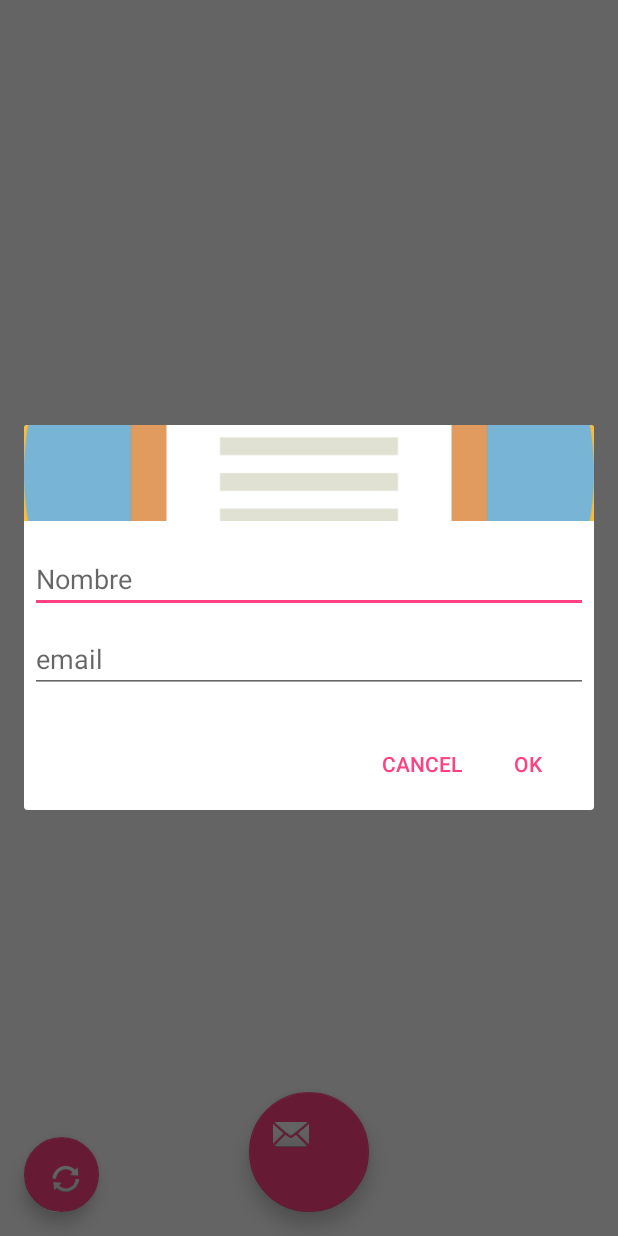
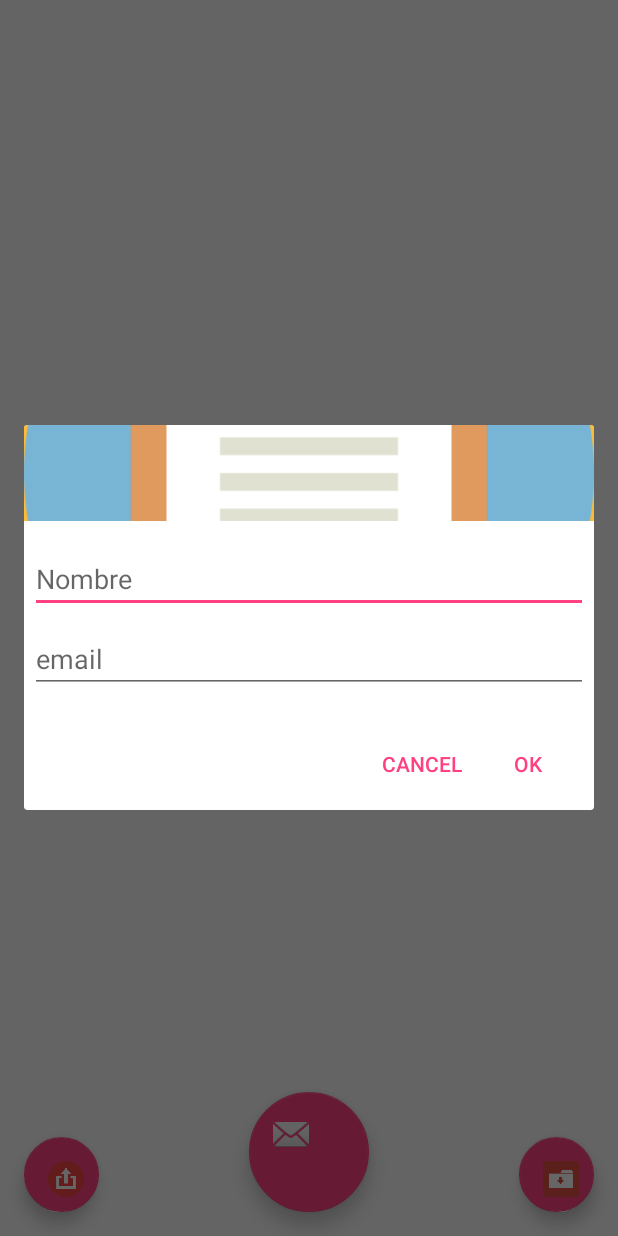
Before and after one commit to interamaster/CopyEmails, an Android app: the screen it shows after launch (MainActivity), after a tap on an icon or button, on a phone screen of 412 x 824 dp. Run offline under Robolectric (Android 15) with nearby library versions, the phone set to English and light mode, and no system bars.

Commit message:
añadido import de database previamenter exportada

```diff
--- a/app/src/main/java/com/mio/jrdv/copyemails/MainActivity.java
+++ b/app/src/main/java/com/mio/jrdv/copyemails/MainActivity.java
@@ -50,6 +50,8 @@ import static android.Manifest.permission.READ_EXTERNAL_STORAGE;
 import static android.Manifest.permission.WRITE_EXTERNAL_STORAGE;
 
 //v1.0 v1 final con acceso a datos de uso para poder volver a la app anterior y exportar db a downloads
+//v1.1 final ya funciona el import¡¡¡
+
 
 public class MainActivity extends ListActivity {
 
@@ -60,7 +62,6 @@ public class MainActivity extends ListActivity {
     private static final int PERMISSION_REQUEST_CODE = 200;
 
     private String previousApptolaunchafterCopy;
-
 
 
     @Override
@@ -145,7 +146,46 @@ public class MainActivity extends ListActivity {
 
 
 
-    //boton add email
+
+        //boton import db
+
+        FloatingActionButton importdbbutton = (FloatingActionButton) findViewById(R.id.importdb);
+        importdbbutton.setOnClickListener(new View.OnClickListener() {
+            @Override
+            public void onClick(View view) {
+
+
+
+
+
+
+
+                AlertDialog.Builder todoTaskBuilder = new AlertDialog.Builder(MainActivity.this);
+                todoTaskBuilder.setTitle("IMPORTAR EMAILS");
+                todoTaskBuilder.setMessage("From download Folder");
+
+                todoTaskBuilder.setPositiveButton("SI", new DialogInterface.OnClickListener() {
+                    @Override
+                    public void onClick(DialogInterface dialogInterface, int i) {
+
+                        importDB();
+
+                    }
+                });
+
+                todoTaskBuilder.setNegativeButton("Cancel", null);
+
+                todoTaskBuilder.create().show();
+
+            }
+
+        });
+
+
+
+
+
+        //boton add email
 
         FloatingActionButton fab = (FloatingActionButton) findViewById(R.id.fab);
         fab.setOnClickListener(new View.OnClickListener() {
@@ -479,7 +519,8 @@ public class MainActivity extends ListActivity {
 
                         // Filter system decor apps
                         if ("com.android.systemui".equals(usageStats.getPackageName())||
-                                "com.sec.android.app.launcher".equals((usageStats.getPackageName()))) {
+                                "com.sec.android.app.launcher".equals(usageStats.getPackageName())||
+                                "com.google.android.apps.nexuslauncher".equals(usageStats.getPackageName())) {
                             continue;
                         }
                       //esto los ordena pior uso
@@ -624,83 +665,38 @@ public class MainActivity extends ListActivity {
 
    // https://stackoverflow.com/questions/6540906/simple-export-and-import-of-a-sqlite-database-on-android
 
-    /*
-
-
-I use this code in the SQLiteOpenHelper in one of my applications to import a database file.
-
-EDIT: I pasted my FileUtils.copyFile() method into the question.
-
-SQLiteOpenHelper
-
-
-public static String DB_FILEPATH = "/data/data/{package_name}/databases/database.db";
-
-
- * Copies the database file at the specified location over the current
- * internal application database.
- *
-    public boolean importDatabase(String dbPath) throws IOException {
-
-        // Close the SQLiteOpenHelper so it will commit the created empty
-        // database to internal storage.
-        close();
-        File newDb = new File(dbPath);
-        File oldDb = new File(DB_FILEPATH);
-        if (newDb.exists()) {
-            FileUtils.copyFile(new FileInputStream(newDb), new FileOutputStream(oldDb));
-            // Access the copied database so SQLiteHelper will cache it and mark
-            // it as created.
-            getWritableDatabase().close();
-            return true;
-        }
-        return false;
-    }
-
-
-//y
-
-
-public class FileUtils {
-
-     * Creates the specified <code>toFile</code> as a byte for byte copy of the
-     * <code>fromFile</code>. If <code>toFile</code> already exists, then it
-     * will be replaced with a copy of <code>fromFile</code>. The name and path
-     * of <code>toFile</code> will be that of <code>toFile</code>.<br/>
-     * <br/>
-     * <i> Note: <code>fromFile</code> and <code>toFile</code> will be closed by
-     * this function.</i>
-     *
-     * @param fromFile
-     *            - FileInputStream for the file to copy from.
-     * @param toFile
-     *            - FileInputStream for the file to copy to.
-
-    public static void copyFile(FileInputStream fromFile, FileOutputStream toFile) throws IOException {
-        FileChannel fromChannel = null;
-        FileChannel toChannel = null;
-        try {
-            fromChannel = fromFile.getChannel();
-            toChannel = toFile.getChannel();
-            fromChannel.transferTo(0, fromChannel.size(), toChannel);
-        } finally {
-            try {
-                if (fromChannel != null) {
-                    fromChannel.close();
-                }
-            } finally {
-                if (toChannel != null) {
-                    toChannel.close();
-                }
-            }
-        }
-    }
-}
-
-//Don't forget to delete the old database file if necessary.
-
-     */
 
 
 
+    //importing database
+    private void importDB() {
+        // TODO Auto-generated method stub
+
+        try {
+
+                File dbtoimport = new File(Environment.getExternalStoragePublicDirectory(Environment.DIRECTORY_DOWNLOADS),
+                        TodoListSQLHelper.DB_NAME); // for example "my_data_backup.db"
+                File newdb = getApplicationContext().getDatabasePath(TodoListSQLHelper.DB_NAME);
+                if (dbtoimport.exists()) {
+
+
+                    FileChannel src = new FileInputStream(dbtoimport).getChannel();
+                    FileChannel dst = new FileOutputStream(newdb).getChannel();
+                    dst.transferFrom(src, 0, src.size());
+                    src.close();
+                    dst.close();
+
+
+            }
+        } catch (Exception e) {
+
+            Toast.makeText(getBaseContext(), e.toString(), Toast.LENGTH_LONG)
+                    .show();
+
+        }
+
+        updateTodoList();
+
+    }
+
 }
--- a/app/src/main/res/layout/activity_main.xml
+++ b/app/src/main/res/layout/activity_main.xml
@@ -31,6 +31,15 @@
         android:layout_height="50dp"
         android:layout_gravity="bottom|left"
         android:layout_margin="@dimen/fab_margin"
-        app:srcCompat="@android:drawable/ic_popup_sync" />
+        app:srcCompat="@drawable/exporticon" />
+
+
+    <android.support.design.widget.FloatingActionButton
+        android:id="@+id/importdb"
+        android:layout_width="50dp"
+        android:layout_height="50dp"
+        android:layout_gravity="bottom|right"
+        android:layout_margin="@dimen/fab_margin"
+        app:srcCompat="@drawable/importicon" />
 
 </android.support.design.widget.CoordinatorLayout>
--- a/build.gradle
+++ b/build.gradle
@@ -7,7 +7,7 @@ buildscript {
         jcenter()
     }
     dependencies {
-        classpath 'com.android.tools.build:gradle:3.0.1'
+        classpath 'com.android.tools.build:gradle:3.2.1'
 
 
         // NOTE: Do not place your application dependencies here; they belong
```
Also changed, not shown: app/src/main/res/drawable-v24/exporticon.png (added), app/src/main/res/drawable-v24/importicon.jpg (added), gradle/wrapper/gradle-wrapper.properties.
